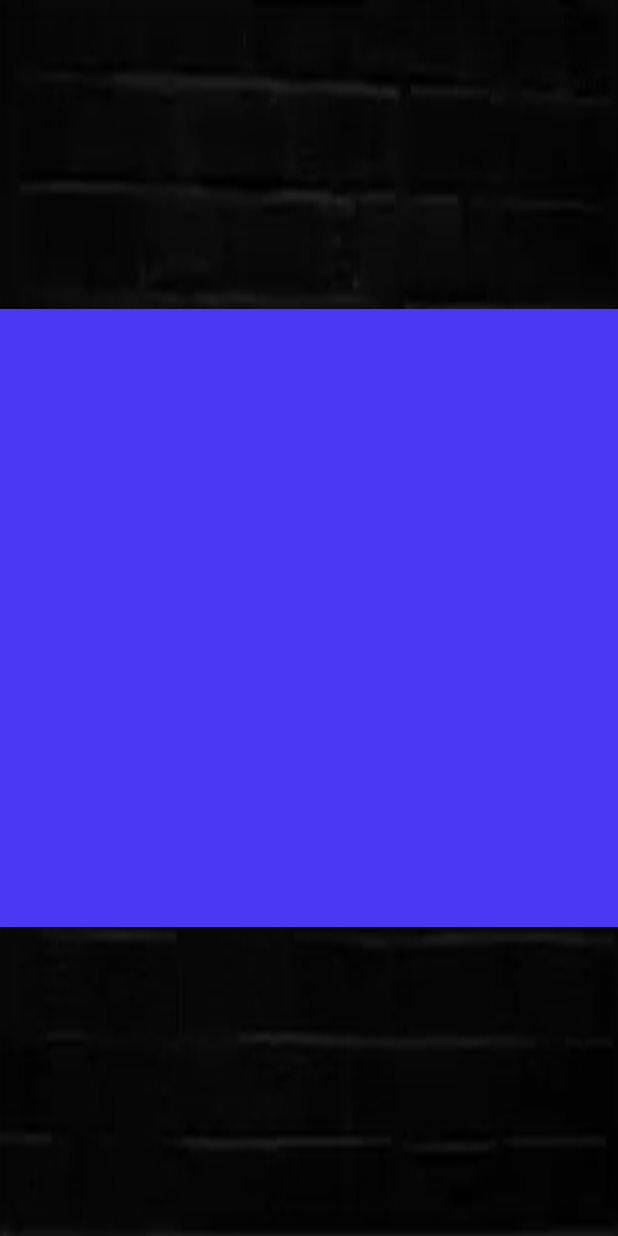
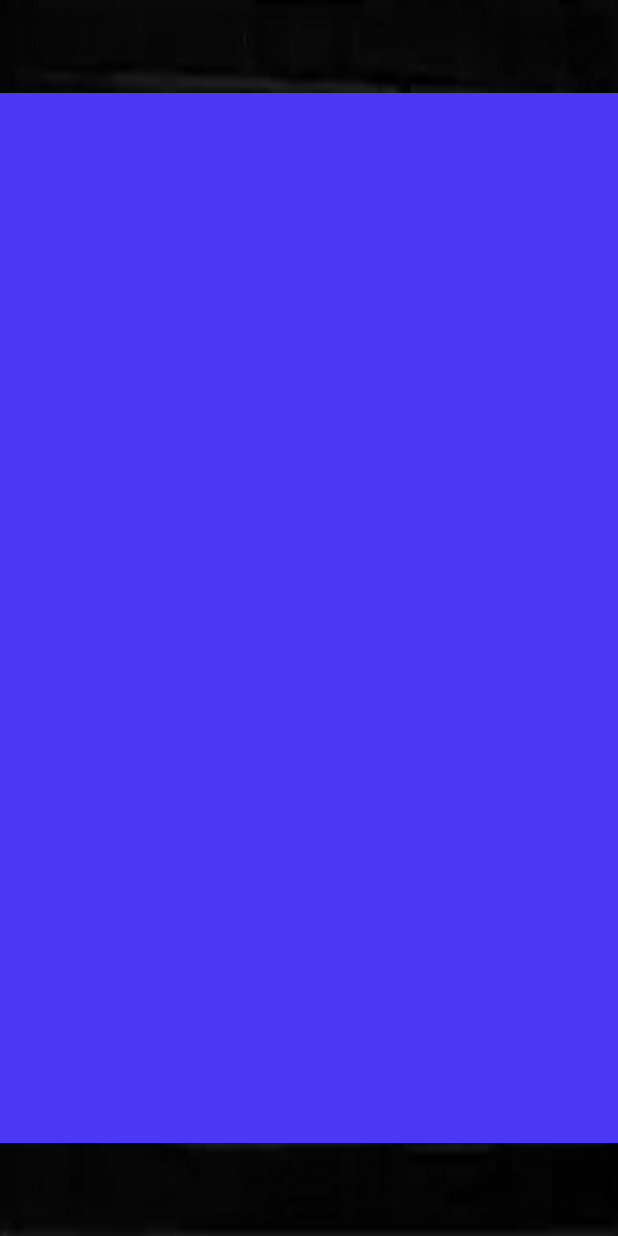
Before and after one commit to tranhoangnhi95/FlashLight, an Android app: the PoliceActivity screen opened directly, with no data from a screen before it, on a phone screen of 412 x 824 dp. Run offline under Robolectric (Android 15) with nearby library versions, the light colour scheme and no system bars.

Commit message:
fix police screen

```diff
--- a/app/src/main/res/layout/activity_police.xml
+++ b/app/src/main/res/layout/activity_police.xml
@@ -8,6 +8,8 @@
     android:id="@+id/ll_Police"
     tools:context="com.nn12x3.flashlight.PoliceActivity">
     <ImageView
+        android:scaleType="center"
+        android:adjustViewBounds="true"
         android:background="@raw/background"
         android:src="@drawable/police_level_list"
         android:id="@+id/txt_Police"
--- a/build.gradle
+++ b/build.gradle
@@ -7,7 +7,7 @@ buildscript {
         jcenter()
     }
     dependencies {
-        classpath 'com.android.tools.build:gradle:3.0.1'
+        classpath 'com.android.tools.build:gradle:3.1.2'
 
 
         // NOTE: Do not place your application dependencies here; they belong
```
Also changed, not shown: gradle/wrapper/gradle-wrapper.properties.
